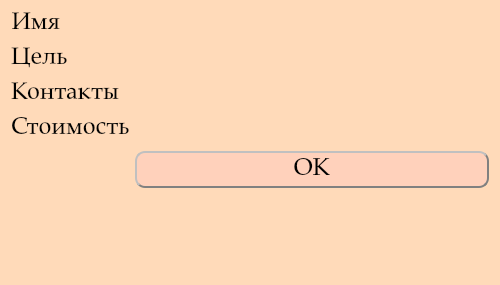
First picture: the form in Interface/StudentInfoDialog.ui, repository BackDad/Diploma_GB, before the edit.
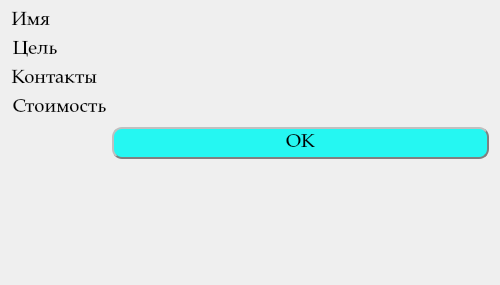
Second picture: the form after the edit.

Commit message: Добавлено новое окно для проведения оплаты и изменен дизайн кнопок

Patch:
```diff
--- a/Interface/StudentInfoDialog.ui
+++ b/Interface/StudentInfoDialog.ui
@@ -26,7 +26,8 @@
    <string>Profile</string>
   </property>
   <property name="styleSheet">
-   <string notr="true">background-color: rgb(255, 218, 185);</string>
+   <string notr="true">
+</string>
   </property>
   <layout class="QFormLayout" name="formLayout">
    <item row="0" column="0">
@@ -34,7 +35,7 @@
      <property name="font">
       <font>
        <family>Palatino Linotype</family>
-       <pointsize>18</pointsize>
+       <pointsize>14</pointsize>
       </font>
      </property>
      <property name="layoutDirection">
@@ -44,9 +45,24 @@
       <bool>false</bool>
      </property>
      <property name="styleSheet">
-      <string notr="true">color: rgb(255, 255, 255);
-background-color: rgba(255, 255, 255, 0);
-color: rgb(0, 0, 0);</string>
+      <string notr="true">
+QPushButton {
+    border-style: outset;
+    border-width: 2px;
+    border-color: gray;
+    padding: 4px;
+
+        background-color: #25F7F2;
+	border-radius: 10px;
+
+
+}
+
+QPushButton:pressed {
+    border-style: inset;
+     background-color: #25F7A2;
+}
+</string>
      </property>
      <property name="text">
       <string>Имя</string>
@@ -67,14 +83,26 @@
      <property name="font">
       <font>
        <family>Palatino Linotype</family>
-       <pointsize>18</pointsize>
+       <pointsize>14</pointsize>
       </font>
      </property>
      <property name="styleSheet">
-      <string notr="true">QLable {
-    background-color: #D3D3D3;
-    border: 2px solid #00CED1;
-    border-radius: 5px;
+      <string notr="true">
+QPushButton {
+    border-style: outset;
+    border-width: 2px;
+    border-color: gray;
+    padding: 4px;
+
+        background-color: #25F7F2;
+	border-radius: 10px;
+
+
+}
+
+QPushButton:pressed {
+    border-style: inset;
+     background-color: #25F7A2;
 }
 </string>
      </property>
@@ -97,7 +125,7 @@
      <property name="font">
       <font>
        <family>Palatino Linotype</family>
-       <pointsize>18</pointsize>
+       <pointsize>14</pointsize>
       </font>
      </property>
      <property name="layoutDirection">
@@ -107,9 +135,24 @@
       <bool>false</bool>
      </property>
      <property name="styleSheet">
-      <string notr="true">color: rgb(255, 255, 255);
-background-color: rgba(255, 255, 255, 0);
-color: rgb(0, 0, 0);</string>
+      <string notr="true">
+QPushButton {
+    border-style: outset;
+    border-width: 2px;
+    border-color: gray;
+    padding: 4px;
+
+        background-color: #25F7F2;
+	border-radius: 10px;
+
+
+}
+
+QPushButton:pressed {
+    border-style: inset;
+     background-color: #25F7A2;
+}
+</string>
      </property>
      <property name="text">
       <string>Цель</string>
@@ -130,14 +173,26 @@
      <property name="font">
       <font>
        <family>Palatino Linotype</family>
-       <pointsize>18</pointsize>
+       <pointsize>14</pointsize>
       </font>
      </property>
      <property name="styleSheet">
-      <string notr="true">QLable {
-    background-color: #D3D3D3;
-    border: 2px solid #00CED1;
-    border-radius: 5px;
+      <string notr="true">
+QPushButton {
+    border-style: outset;
+    border-width: 2px;
+    border-color: gray;
+    padding: 4px;
+
+        background-color: #25F7F2;
+	border-radius: 10px;
+
+
+}
+
+QPushButton:pressed {
+    border-style: inset;
+     background-color: #25F7A2;
 }
 </string>
      </property>
@@ -163,7 +218,7 @@
      <property name="font">
       <font>
        <family>Palatino Linotype</family>
-       <pointsize>18</pointsize>
+       <pointsize>14</pointsize>
       </font>
      </property>
      <property name="layoutDirection">
@@ -173,9 +228,24 @@
       <bool>false</bool>
      </property>
      <property name="styleSheet">
-      <string notr="true">color: rgb(255, 255, 255);
-background-color: rgba(255, 255, 255, 0);
-color: rgb(0, 0, 0);</string>
+      <string notr="true">
+QPushButton {
+    border-style: outset;
+    border-width: 2px;
+    border-color: gray;
+    padding: 4px;
+
+        background-color: #25F7F2;
+	border-radius: 10px;
+
+
+}
+
+QPushButton:pressed {
+    border-style: inset;
+     background-color: #25F7A2;
+}
+</string>
      </property>
      <property name="text">
       <string>Контакты</string>
@@ -196,14 +266,26 @@
      <property name="font">
       <font>
        <family>Palatino Linotype</family>
-       <pointsize>18</pointsize>
+       <pointsize>14</pointsize>
       </font>
      </property>
      <property name="styleSheet">
-      <string notr="true">QLable {
-    background-color: #D3D3D3;
-    border: 2px solid #00CED1;
-    border-radius: 5px;
+      <string notr="true">
+QPushButton {
+    border-style: outset;
+    border-width: 2px;
+    border-color: gray;
+    padding: 4px;
+
+        background-color: #25F7F2;
+	border-radius: 10px;
+
+
+}
+
+QPushButton:pressed {
+    border-style: inset;
+     background-color: #25F7A2;
 }
 </string>
      </property>
@@ -226,7 +308,7 @@
      <property name="font">
       <font>
        <family>Palatino Linotype</family>
-       <pointsize>18</pointsize>
+       <pointsize>14</pointsize>
       </font>
      </property>
      <property name="layoutDirection">
@@ -236,9 +318,24 @@
       <bool>false</bool>
      </property>
      <property name="styleSheet">
-      <string notr="true">color: rgb(255, 255, 255);
-background-color: rgba(255, 255, 255, 0);
-color: rgb(0, 0, 0);</string>
+      <string notr="true">
+QPushButton {
+    border-style: outset;
+    border-width: 2px;
+    border-color: gray;
+    padding: 4px;
+
+        background-color: #25F7F2;
+	border-radius: 10px;
+
+
+}
+
+QPushButton:pressed {
+    border-style: inset;
+     background-color: #25F7A2;
+}
+</string>
      </property>
      <property name="text">
       <string>Стоимость</string>
@@ -259,14 +356,26 @@
      <property name="font">
       <font>
        <family>Palatino Linotype</family>
-       <pointsize>18</pointsize>
+       <pointsize>14</pointsize>
       </font>
      </property>
      <property name="styleSheet">
-      <string notr="true">QLable {
-    background-color: #D3D3D3;
-    border: 2px solid #00CED1;
-    border-radius: 5px;
+      <string notr="true">
+QPushButton {
+    border-style: outset;
+    border-width: 2px;
+    border-color: gray;
+    padding: 4px;
+
+        background-color: #25F7F2;
+	border-radius: 10px;
+
+
+}
+
+QPushButton:pressed {
+    border-style: inset;
+     background-color: #25F7A2;
 }
 </string>
      </property>
@@ -289,7 +398,7 @@
      <property name="font">
       <font>
        <family>Palatino Linotype</family>
-       <pointsize>18</pointsize>
+       <pointsize>14</pointsize>
       </font>
      </property>
      <property name="styleSheet">
@@ -299,7 +408,8 @@
     border-width: 2px;
     border-color: gray;
     padding: 4px;
-	background-color: rgb(255, 209, 187);
+
+        background-color: #25F7F2;
 	border-radius: 10px;
 
 
```
Left out of the diff: 2 changed lines with no effect on the pictures. The commit also changes 6 other files.
